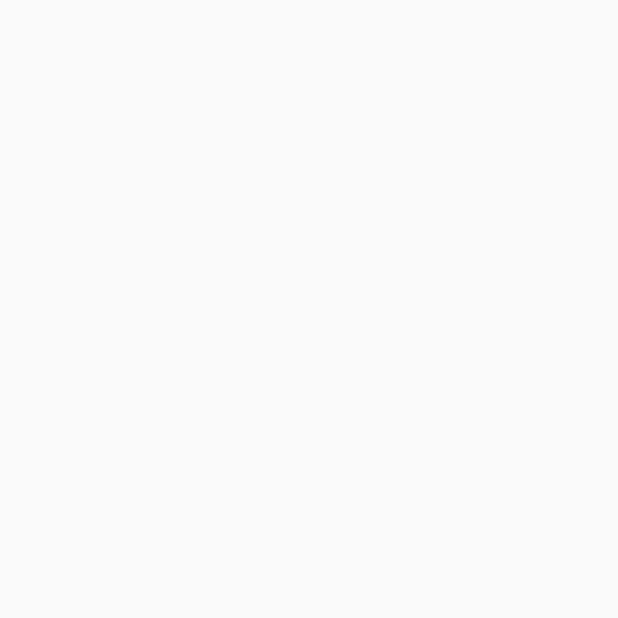
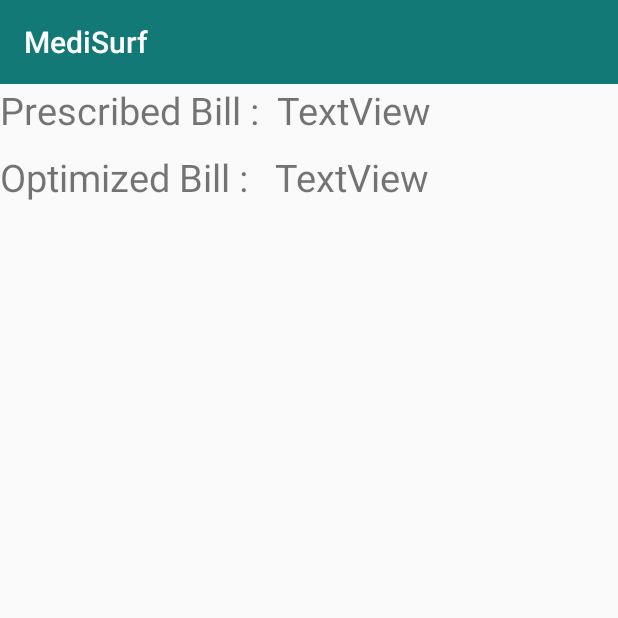
Before and after one commit to architkansal/MediSurf, an Android app: the Display_Bill screen opened directly, with no data from a screen before it, on a phone screen of 412 x 824 dp, the top half of it. Before the commit the part shown is empty. Run offline under Robolectric (Android 15) with nearby library versions, the light colour scheme and no system bars.

Commit message:
working on bill

```diff
--- a/MediSurf/app/src/main/res/layout/activity_display__bill.xml
+++ b/MediSurf/app/src/main/res/layout/activity_display__bill.xml
@@ -1,13 +1,86 @@
-<?xml version="1.0" encoding="utf-8"?>
-<RelativeLayout xmlns:android="http://schemas.android.com/apk/res/android"
+<android.support.v4.widget.DrawerLayout xmlns:android="http://schemas.android.com/apk/res/android"
     xmlns:tools="http://schemas.android.com/tools"
-    android:id="@+id/activity_display__bill"
+    xmlns:app="http://schemas.android.com/apk/res-auto"
+    android:id="@+id/drawer_layout"
     android:layout_width="match_parent"
     android:layout_height="match_parent"
-    android:paddingBottom="@dimen/activity_vertical_margin"
-    android:paddingLeft="@dimen/activity_horizontal_margin"
-    android:paddingRight="@dimen/activity_horizontal_margin"
-    android:paddingTop="@dimen/activity_vertical_margin"
     tools:context="com.medisurf.medisurf.Display_Bill">
 
+    <RelativeLayout
+        xmlns:android="http://schemas.android.com/apk/res/android"
+        xmlns:tools="http://schemas.android.com/tools"
+        android:layout_width="match_parent"
+        android:layout_height="match_parent"
+        >
+        <include
+            layout="@layout/app_bar"
+            android:id="@+id/app_toolbar"
+            />
+
+        <ScrollView android:layout_width="match_parent"
+            android:layout_height="match_parent"
+            android:fitsSystemWindows="true"
+            android:layout_alignParentBottom="true"
+            android:layout_alignParentLeft="true"
+            android:layout_alignParentStart="true"
+            android:layout_below="@+id/app_toolbar">
+            <RelativeLayout
+                android:layout_width="match_parent"
+                android:layout_height="match_parent">
+
+    <LinearLayout xmlns:android="http://schemas.android.com/apk/res/android"
+        android:id="@+id/l2"
+        android:layout_width="fill_parent"
+        android:layout_height="fill_parent"
+        android:orientation="vertical" >
+
+    </LinearLayout>
+            <RelativeLayout
+                android:layout_width="match_parent"
+                android:layout_height="match_parent">
+
+                <TextView
+                    android:text="Prescribed Bill :  "
+                    android:layout_width="wrap_content"
+                    android:layout_height="wrap_content"
+                    android:textSize="25sp"
+                    android:id="@+id/pb" />
+
+                <TextView
+                    android:text="TextView"
+                    android:layout_width="wrap_content"
+                    android:layout_height="wrap_content"
+                    android:layout_toRightOf="@+id/pb"
+                    android:id="@+id/pb_total"
+                    android:textSize="25sp"/>
+
+
+                <TextView
+                    android:text="Optimized Bill :   "
+                    android:layout_width="wrap_content"
+                    android:layout_height="wrap_content"
+                    android:layout_below="@+id/pb"
+                    android:layout_marginTop="10sp"
+                    android:textSize="25sp"
+                    android:id="@+id/ob"/>
+
+                <TextView
+                    android:text="TextView"
+                    android:layout_width="wrap_content"
+                    android:layout_height="wrap_content"
+                    android:layout_toRightOf="@+id/ob"
+                    android:layout_below="@+id/pb_total"
+                    android:layout_marginTop="10sp"
+                    android:id="@+id/ob_total"
+                    android:textSize="25sp"
+                    />
+
+
+
+                </RelativeLayout>
+            </RelativeLayout>
+        </ScrollView>
+
+
 </RelativeLayout>
+</android.support.v4.widget.DrawerLayout>
```
Also changed, not shown: MediSurf/app/src/main/java/com/medisurf/medisurf/Display_Bill.java (+131 -0 lines).
